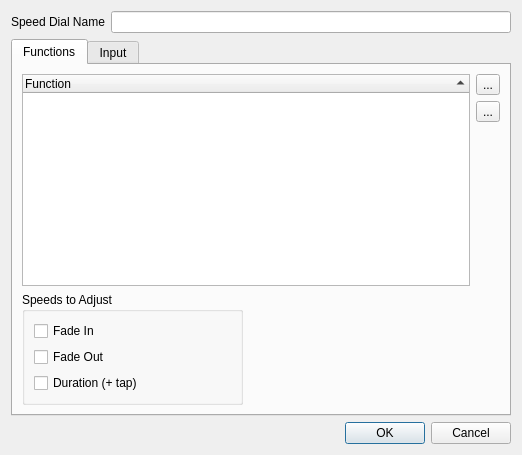
mcallegari/qlcplus, file ui/src/vcspeeddialproperties.ui: the form before one commit.
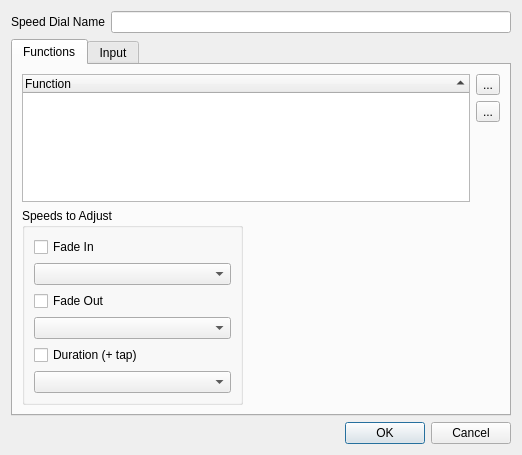
The form after the commit. Icons and pictures are not drawn.

Commit message: vconsole speed dial -- multiplier on fadein, fadeout and duration.

```diff
--- a/ui/src/vcspeeddialproperties.ui
+++ b/ui/src/vcspeeddialproperties.ui
@@ -143,6 +143,13 @@
             </property>
            </widget>
           </item>
+          <item>
+           <widget class="QComboBox" name="m_fadeInCombo">
+            <property name="toolTip">
+             <string>Fade in multiplier</string>
+            </property>
+           </widget>
+          </item>
           <item>
            <widget class="QCheckBox" name="m_fadeOutCheck">
             <property name="toolTip">
@@ -153,6 +160,13 @@
             </property>
            </widget>
           </item>
+          <item>
+           <widget class="QComboBox" name="m_fadeOutCombo">
+            <property name="toolTip">
+             <string>Fade out multiplier</string>
+            </property>
+           </widget>
+          </item>
           <item>
            <widget class="QCheckBox" name="m_durationCheck">
             <property name="toolTip">
@@ -163,6 +177,13 @@
             </property>
            </widget>
           </item>
+          <item>
+           <widget class="QComboBox" name="m_durationCombo">
+            <property name="toolTip">
+             <string>duration multiplier</string>
+            </property>
+           </widget>
+          </item>
          </layout>
         </widget>
        </item>
```
The commit also changes 3 other files.
